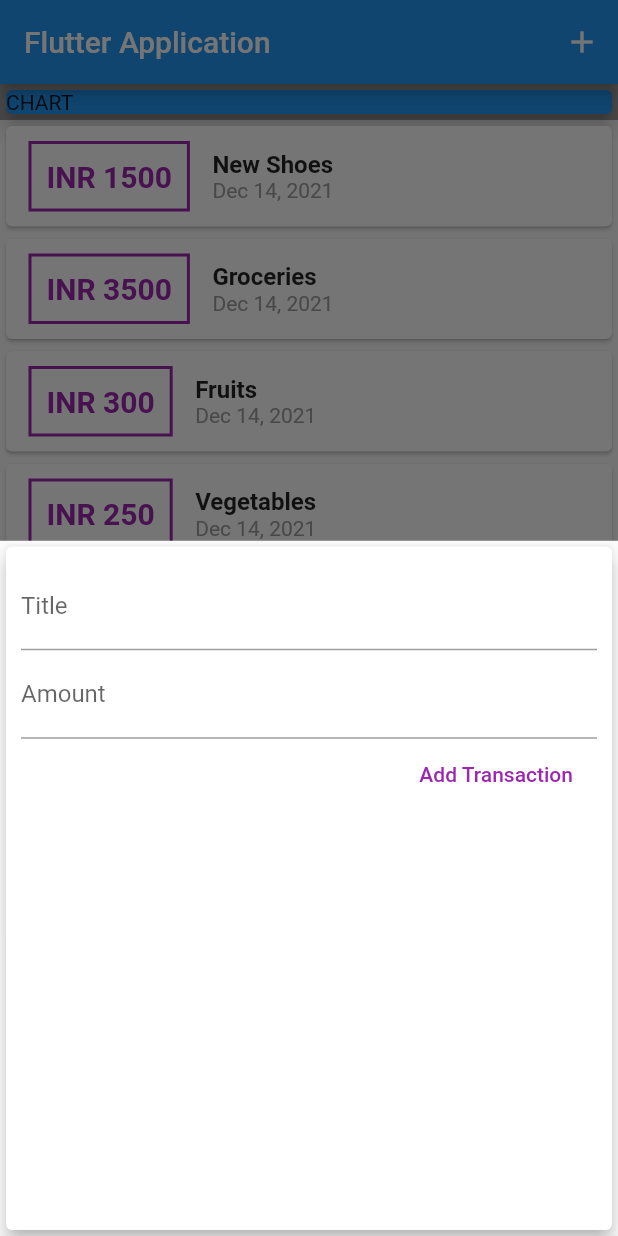
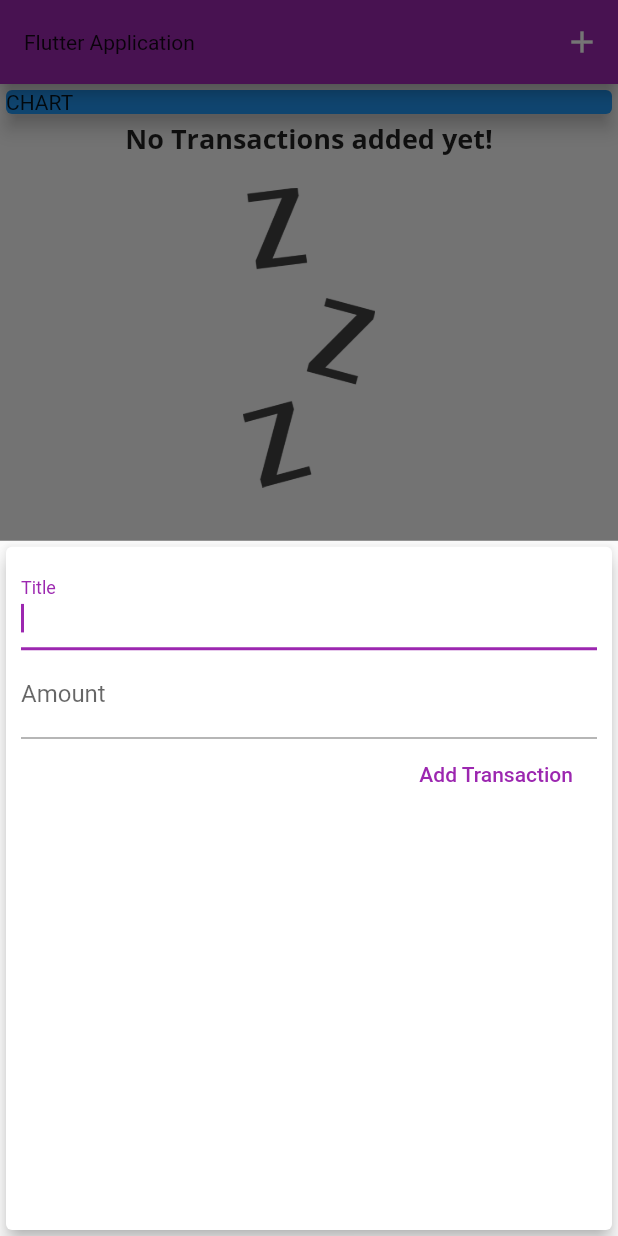
Before and after one commit to kalyan-dev/expensemanager, a Flutter app: the screen it shows after launch, after a tap on the "add" icon, on a phone screen of 412 x 824 dp. Run offline on Flutter 3.47's test engine with Material 2 defaults, Android fonts, the light colour scheme and no system bars.

Commit message:
added fonts and images

```diff
--- a/lib/main.dart
+++ b/lib/main.dart
@@ -15,6 +15,24 @@ class MyApp extends StatelessWidget {
     return MaterialApp(
       title: 'My Second App',
       home: HomePage(),
+      theme: ThemeData(
+          primarySwatch: Colors.purple,
+          accentColor: Colors.amber,
+          textTheme: ThemeData.light().textTheme.copyWith(
+                bodyText1: TextStyle(
+                  fontFamily: 'OpenSans',
+                  fontWeight: FontWeight.bold,
+                  fontSize: 18,
+                ),
+              ),
+          appBarTheme: AppBarTheme(
+            textTheme: ThemeData.light().textTheme.copyWith(
+                    bodyText1: TextStyle(
+                  fontFamily: 'OpenSans',
+                  fontWeight: FontWeight.bold,
+                  fontSize: 18,
+                )),
+          )),
     );
   }
 }
@@ -29,22 +47,24 @@ class HomePage extends StatefulWidget {
 
 class _HomePageState extends State<HomePage> {
   final List<Transaction> transactions = [
-    Transaction(
-        id: 'tx1', title: 'New Shoes', amount: 1500, date: DateTime.now()),
-    Transaction(
-        id: 'tx2', title: 'Groceries', amount: 3500, date: DateTime.now()),
-    Transaction(id: 'tx3', title: 'Fruits', amount: 300, date: DateTime.now()),
-    Transaction(
-        id: 'tx1', title: 'Vegetables', amount: 250, date: DateTime.now()),
+    // Transaction(
+    //     id: 'tx1', title: 'New Shoes2', amount: 1500, date: DateTime.now()),
+    // Transaction(
+    //     id: 'tx2', title: 'Groceriessss', amount: 3500, date: DateTime.now()),
+    // Transaction(id: 'tx3', title: 'Fruits', amount: 300, date: DateTime.now()),
+    // Transaction(
+    //     id: 'tx1', title: 'Vegetables', amount: 250, date: DateTime.now()),
   ];
 
   void addTx(String inputTitle, double inputAmount) {
     var tx = Transaction(
-        id: DateTime.now().toString(),
-        title: inputTitle,
-        amount: inputAmount,
-        date: DateTime.now());
+      id: DateTime.now().toString(),
+      title: inputTitle,
+      amount: inputAmount,
+      date: DateTime.now(),
+    );
     setState(() {
+      print('transaction added');
       transactions.add(tx);
     });
   }
@@ -83,14 +103,13 @@ class _HomePageState extends State<HomePage> {
           children: [
             Container(
               width: double.infinity,
-              color: Colors.grey,
               child: Card(
                 child: Text('CHART'),
                 elevation: 5,
                 color: Colors.blue,
               ),
             ),
-            TransactionList(transactions)
+            TransactionList(transactions),
           ],
         ),
       ),
--- a/lib/widgets/new_transaction.dart
+++ b/lib/widgets/new_transaction.dart
@@ -1,22 +1,34 @@
 import 'package:flutter/material.dart';
 
-class NewTransaction extends StatelessWidget {
-  final titleController = TextEditingController();
-  final amountController = TextEditingController();
+class NewTransaction extends StatefulWidget {
   final Function addTx;
 
   NewTransaction(this.addTx);
 
+  @override
+  State<NewTransaction> createState() => _NewTransactionState();
+}
+
+class _NewTransactionState extends State<NewTransaction> {
+  final titleController = TextEditingController();
+
+  final amountController = TextEditingController();
+
   void submitData() {
-    final amount = double.parse(amountController.text);
     final title = titleController.text;
+    var amount = 0.0;
+    if (amountController.text.isNotEmpty) {
+      amount = double.parse(amountController.text);
+    }
+
     if (title.isEmpty || amount <= 0) {
       return;
     }
-    addTx(
-      titleController.text,
-      double.parse(amountController.text),
+    widget.addTx(
+      title,
+      amount,
     );
+    Navigator.of(context).pop();
   }
 
   @override
@@ -32,7 +44,10 @@ class NewTransaction extends StatelessWidget {
               decoration: InputDecoration(labelText: 'Title'),
               // onChanged: (val) => inputTitle = val,
               controller: titleController,
-              onSubmitted: (_) => submitData(),
+              autofocus: true,
+              onSubmitted: (_) {
+                submitData();
+              },
             ),
             TextField(
               decoration: InputDecoration(labelText: 'Amount'),
@@ -41,7 +56,9 @@ class NewTransaction extends StatelessWidget {
               // },
               controller: amountController,
               keyboardType: TextInputType.number,
-              onSubmitted: (_) => submitData(),
+              onSubmitted: (_) {
+                submitData();
+              },
             ),
             // ignore: deprecated_member_use
             FlatButton(
--- a/lib/widgets/transaction_list.dart
+++ b/lib/widgets/transaction_list.dart
@@ -15,7 +15,26 @@ class _TransactionListState extends State<TransactionList> {
   Widget build(BuildContext context) {
     return Container(
       height: 300,
-        child: ListView.builder(
+      child: widget.transactions.isEmpty
+          ? Column(
+              children: [
+                Text(
+                  'No Transactions added yet!',
+                  style: Theme.of(context).textTheme.bodyText1,
+                ),
+                SizedBox(
+                  height: 20,
+                ),
+                Container(
+                  height: 200,
+                  child: Image.asset(
+                    'content/images/waiting.png',
+                    fit: BoxFit.cover,
+                  ),
+                )
+              ],
+            )
+          : ListView.builder(
               itemBuilder: (ctx, index) {
                 return Card(
                   child: Row(
@@ -27,17 +46,18 @@ class _TransactionListState extends State<TransactionList> {
                         ),
                         decoration: BoxDecoration(
                           border: Border.all(
-                          color: Colors.purple,
+                            color: Theme.of(context).primaryColor,
                             width: 2,
                           ),
                         ),
                         padding: EdgeInsets.all(10),
                         child: Text(
-                        'INR ${widget.transactions[index].amount.toString()}',
+                          'INR ${widget.transactions[index].amount.toStringAsFixed(2)}',
                           style: TextStyle(
                             fontSize: 20,
                             fontWeight: FontWeight.bold,
-                            color: Colors.purple),
+                            color: Theme.of(context).primaryColor,
+                          ),
                         ),
                       ),
                       Column(
@@ -63,6 +83,8 @@ class _TransactionListState extends State<TransactionList> {
                   ),
                 );
               },
-            itemCount: widget.transactions.length));
+              itemCount: widget.transactions.length,
+            ),
+    );
   }
 }
```
Also changed, not shown: pubspec.yaml (+13 -6 lines), content/fonts/OpenSans-Bold.ttf (added), content/fonts/OpenSans-Regular.ttf (added), content/fonts/Quicksand-Bold.ttf (added), content/fonts/Quicksand-Light.ttf (added), content/fonts/Quicksand-Medium.ttf (added), content/fonts/Quicksand-Regular.ttf (added), content/images/waiting.png (added), 1 other file. Lines whose indentation alone changed are shown as unchanged.
